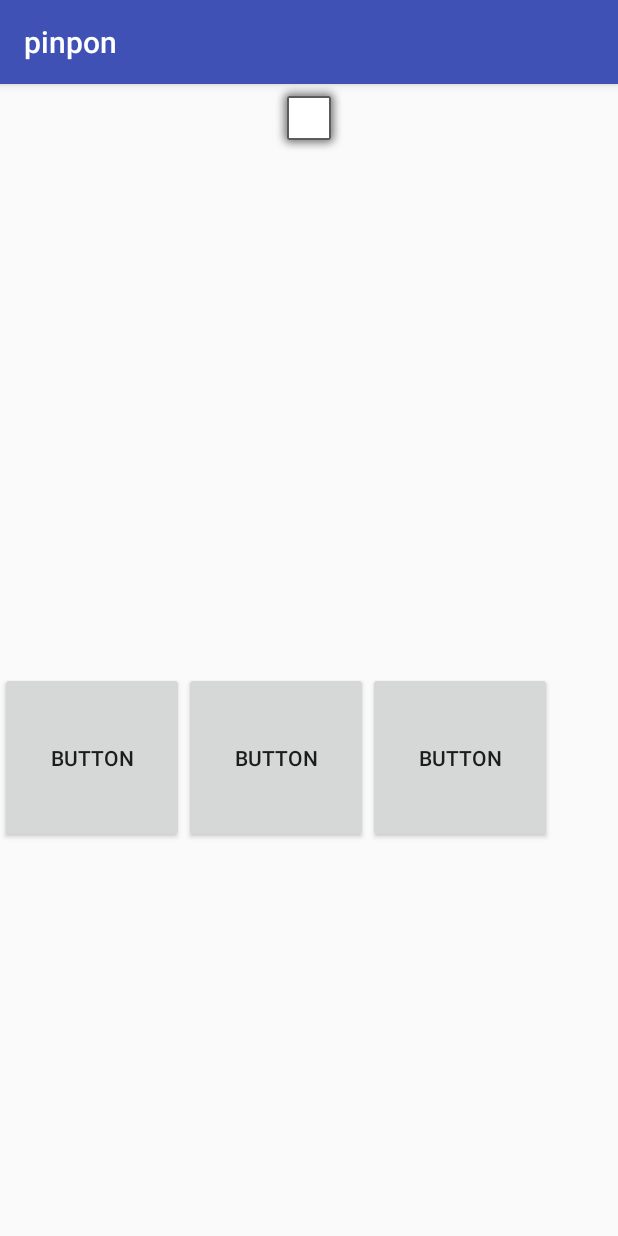
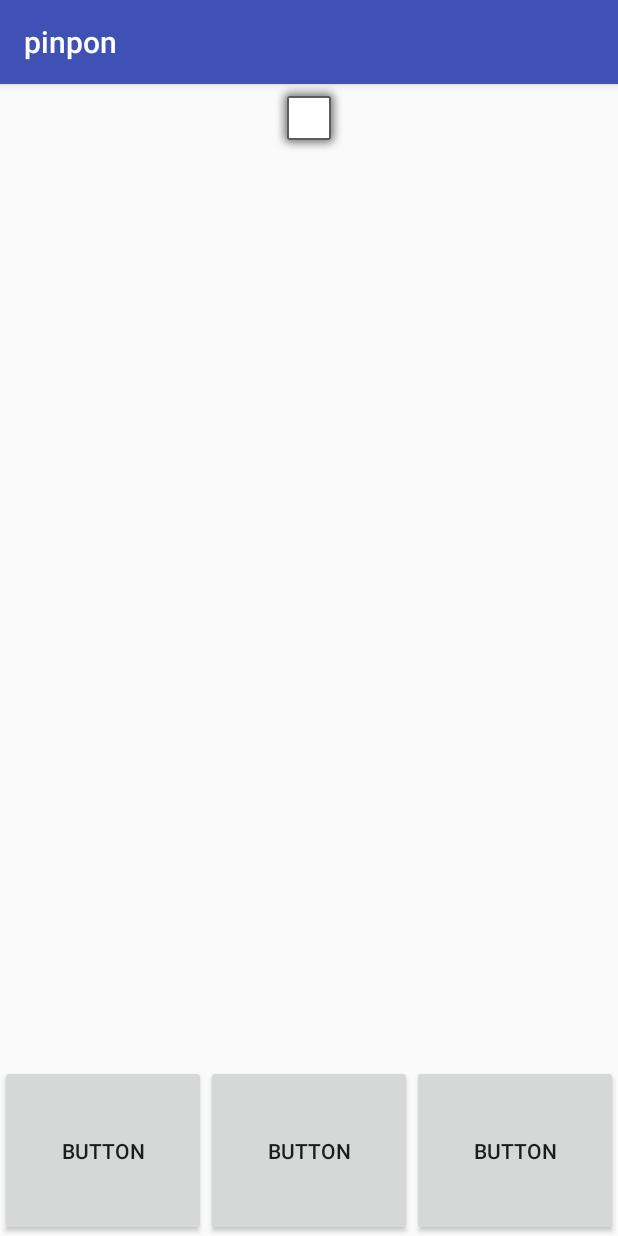
Before and after one commit to takabsk55/pinpon, an Android app: the Game screen opened directly, with no data from a screen before it, on a phone screen of 412 x 824 dp. Run offline under Robolectric (Android 15) with nearby library versions, the light colour scheme and no system bars.

Commit message:
no message

```diff
--- a/app/src/main/res/layout/activity_game.xml
+++ b/app/src/main/res/layout/activity_game.xml
@@ -13,8 +13,8 @@
         app:srcCompat="@android:drawable/alert_light_frame" />
 
     <LinearLayout
-        android:layout_width="368dp"
-        android:layout_height="455dp"
+        android:layout_width="match_parent"
+        android:layout_height="match_parent"
         android:gravity="bottom"
         android:orientation="horizontal"
         tools:layout_editor_absoluteX="8dp"
```
